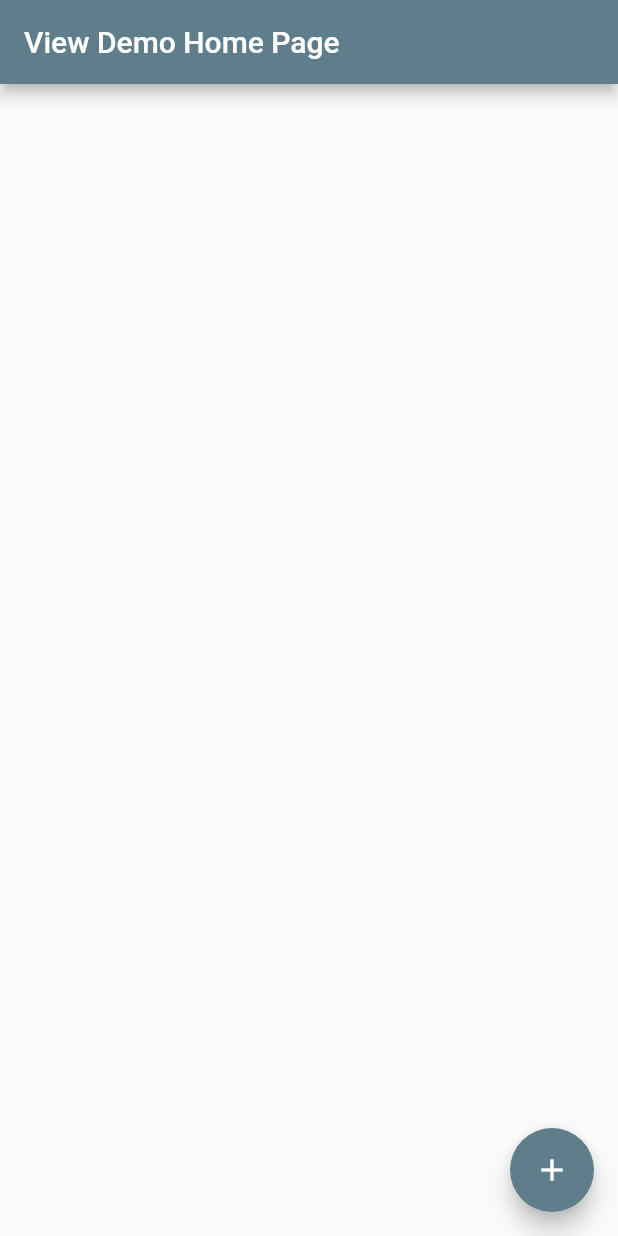
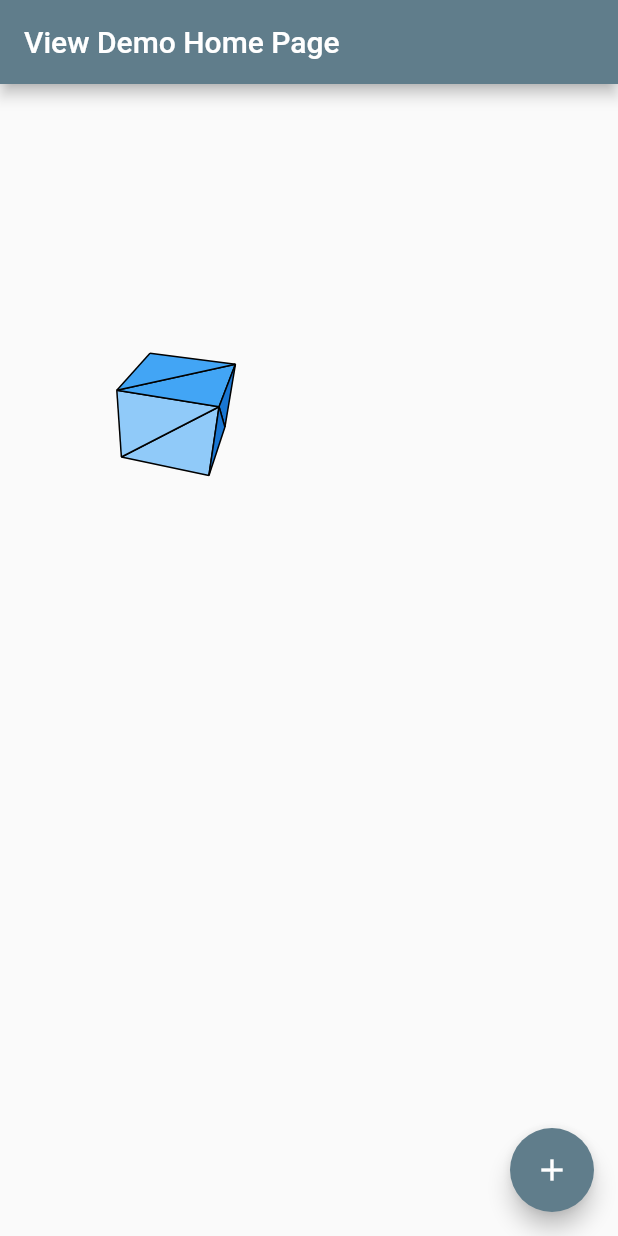
Before and after one commit to TheMarteh/window_test, a Flutter app: the screen it shows after launch, on a phone screen of 412 x 824 dp. Run offline on Flutter 3.47's test engine with Material 2 defaults, Android fonts, the phone set to English and light mode, and no system bars.

Commit message:
new screensize and width

```diff
--- a/lib/Logic/Renderer.dart
+++ b/lib/Logic/Renderer.dart
@@ -1,6 +1,8 @@
 import 'package:flutter/material.dart';
+import 'package:window_test/globals.dart';
 import 'dart:math';
 import 'dart:ui';
+
 
 class Renderer {
   Vec3D multiplyMatrixVector(final Vec3D i, Vec3D o, Mat4x4 m) {
@@ -65,8 +67,8 @@ class Renderer {
     double fNear = 0.1;
     double fFar = 1000.0;
     double fFov = 90.0;
-    double fAspectRatio = (window.physicalSize.height.toDouble()) /
-        window.physicalSize.width.toDouble();
+    double fAspectRatio = (Globals.screenHeight.toDouble()) /
+        Globals.screenWidth.toDouble();
     double fFovRad = 1.0 / tan(fFov * 0.5 / 180.0 * 3.14159265);
 
     // Projection Matrix for projecting the 3d Vertices to a 2d canvas
@@ -174,23 +176,23 @@ class Renderer {
             triTranslated.arr[2], triProjected.arr[2], matProj);
 
         // Move into screen
-        triProjected.arr[0].x += 1.0;
+        triProjected.arr[0].x += 0.5;
         triProjected.arr[0].y += 1.0;
-        triProjected.arr[1].x += 1.0;
+        triProjected.arr[1].x += 0.5;
         triProjected.arr[1].y += 1.0;
-        triProjected.arr[2].x += 1.0;
+        triProjected.arr[2].x += 0.5;
         triProjected.arr[2].y += 1.0;
 
         // Scale into view
-        triProjected.arr[0].x *= 0.5 * window.physicalSize.width.toDouble();
+        triProjected.arr[0].x *= 0.5 * Globals.screenWidth.toDouble();
         triProjected.arr[0].y *=
-            0.5 * window.physicalSize.height.toDouble() - 30;
-        triProjected.arr[1].x *= 0.5 * window.physicalSize.width.toDouble();
+            0.5 * Globals.screenHeight.toDouble() - 30;
+        triProjected.arr[1].x *= 0.5 * Globals.screenWidth.toDouble();
         triProjected.arr[1].y *=
-            0.5 * window.physicalSize.height.toDouble() - 30;
-        triProjected.arr[2].x *= 0.5 * window.physicalSize.width.toDouble();
+            0.5 * Globals.screenHeight.toDouble() - 30;
+        triProjected.arr[2].x *= 0.5 * Globals.screenWidth.toDouble();
         triProjected.arr[2].y *=
-            0.5 * window.physicalSize.height.toDouble() - 30;
+            0.5 * Globals.screenHeight.toDouble() - 30;
 
         // Draw Triangles
         trisToDraw.add(ProjectedTriangle(
--- /dev/null
+++ b/lib/globals.dart
@@ -0,0 +1,4 @@
+class Globals {
+  static double screenWidth = 400;
+  static double screenHeight = 500;
+}
--- a/lib/main.dart
+++ b/lib/main.dart
@@ -1,4 +1,5 @@
 import 'package:flutter/material.dart';
+import 'package:window_test/globals.dart';
 import 'package:window_test/logic/Cube.dart';
 import 'package:window_test/logic/ObjConverter.dart';
 import 'package:window_test/logic/renderer.dart';
@@ -62,7 +63,7 @@ class _MyHomePageState extends State<MyHomePage> {
         title: Text(widget.title),
       ),
       body: CustomPaint(
-        size: Size(window.physicalSize.width, window.physicalSize.height),
+        size: Size(Globals.screenWidth, Globals.screenHeight),
         painter: TrisPainter(Renderer().project(Cube().MeshCube, time / 20)),
       ),
       floatingActionButton: FloatingActionButton(
```
